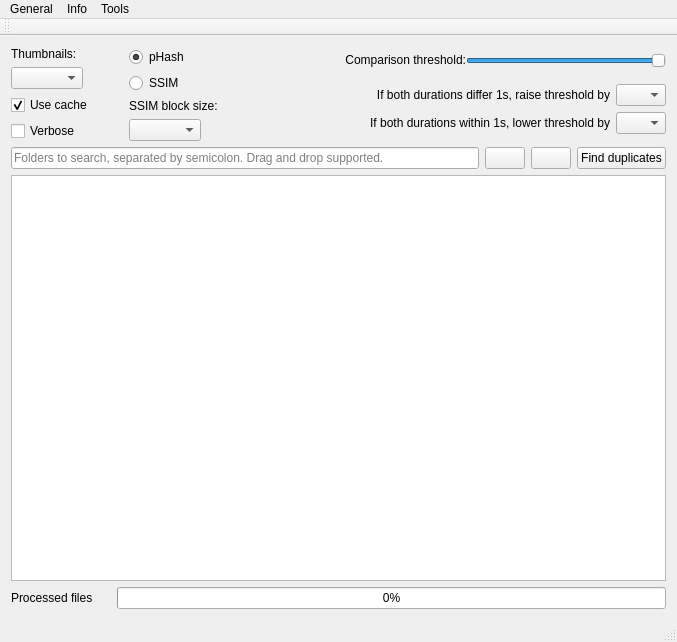
This is QtProject/app/mainwindow.ui in theophanemayaud/video-simili-duplicate-cleaner as Qt 5 draws it before an edit. The edited form follows.
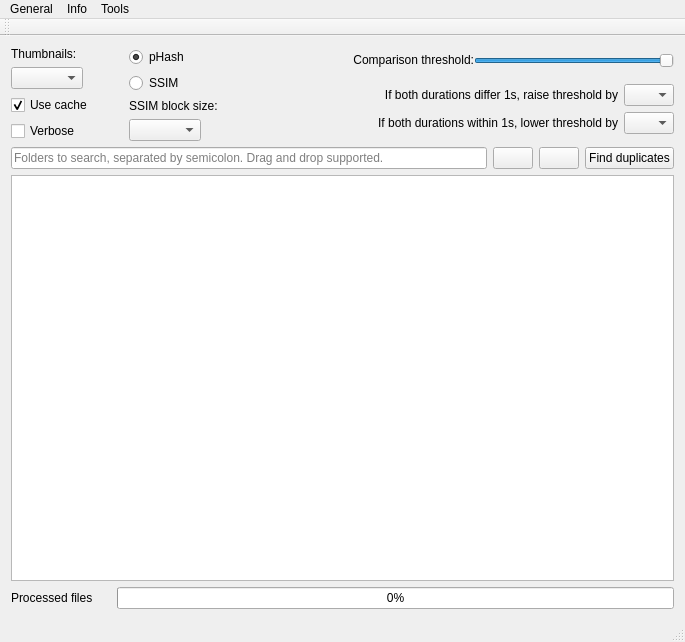
This is the edited form. Icons and pictures are not drawn.

```diff
--- a/QtProject/app/mainwindow.ui
+++ b/QtProject/app/mainwindow.ui
@@ -6,7 +6,7 @@
    <rect>
     <x>0</x>
     <y>0</y>
-    <width>677</width>
+    <width>685</width>
     <height>642</height>
    </rect>
   </property>
@@ -467,8 +467,8 @@
     <rect>
      <x>0</x>
      <y>0</y>
-     <width>677</width>
-     <height>24</height>
+     <width>685</width>
+     <height>22</height>
     </rect>
    </property>
    <widget class="QMenu" name="menuGeneral">
```
Left out of the diff: 20 changed lines with no effect on the pictures.
